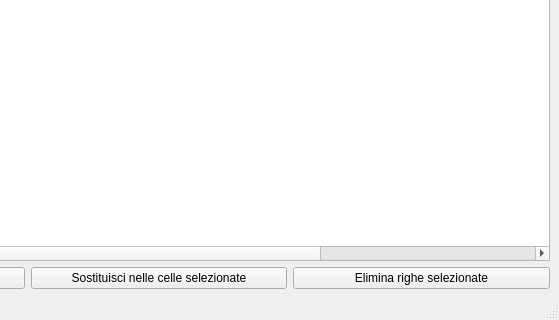
zorbaproject/Bran, file forms/mainwindow.ui: the form before one commit; both pictures show x 241 to 800 and y 280 to 600 of the 800 by 600 pixel window.
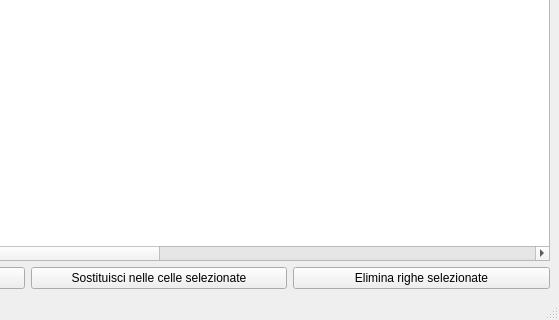
The form after the commit.

Commit message: Importa dipendenze da Tint

Diff of the .ui file:
```diff
--- a/forms/mainwindow.ui
+++ b/forms/mainwindow.ui
@@ -111,6 +111,21 @@
         <string>ID parola</string>
        </property>
       </column>
+      <column>
+       <property name="text">
+        <string>ID frase</string>
+       </property>
+      </column>
+      <column>
+       <property name="text">
+        <string>Dep</string>
+       </property>
+      </column>
+      <column>
+       <property name="text">
+        <string>Governor</string>
+       </property>
+      </column>
      </widget>
     </item>
     <item>
```
The commit also changes 2 other files.
